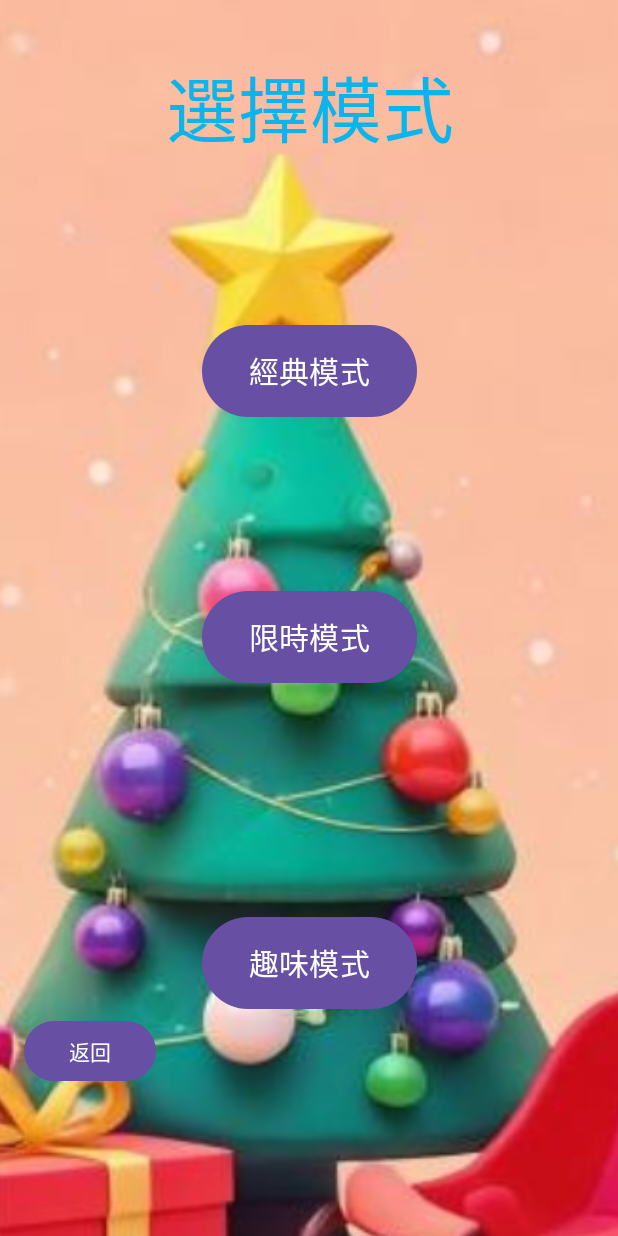
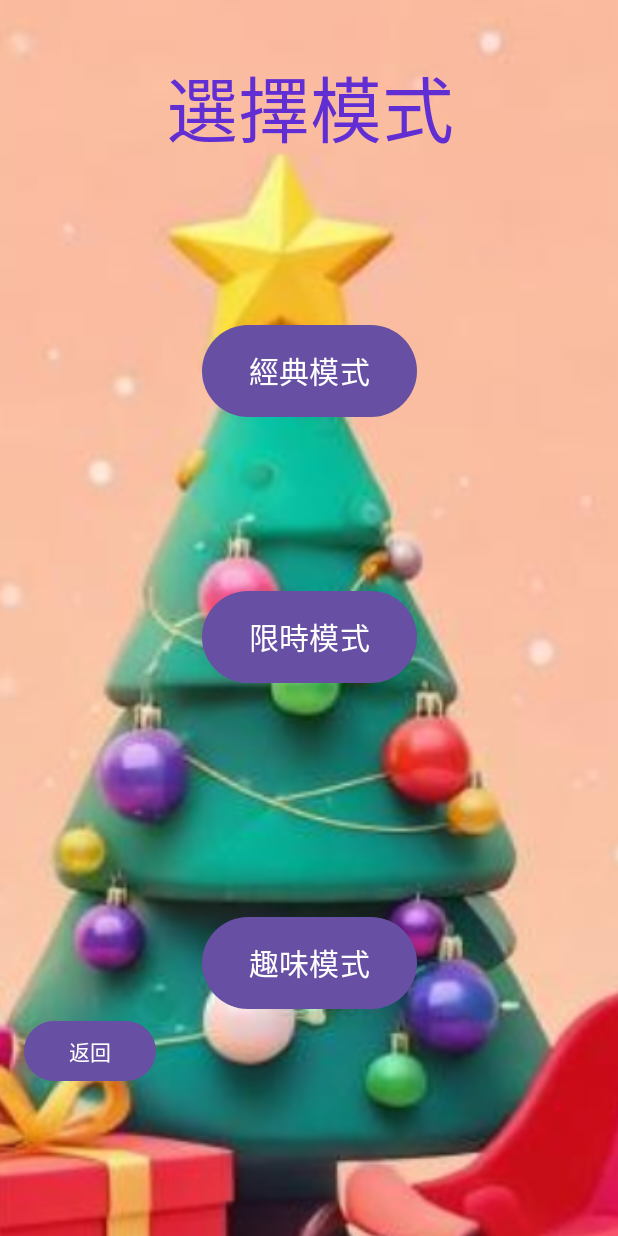
Before and after one commit to tp6u3fu0/coin, an Android app: the ChooseActivity screen opened directly, with no data from a screen before it, on a phone screen of 412 x 824 dp. Run offline under Robolectric (Android 15) with nearby library versions, the phone set to English and light mode, and no system bars.

Commit message:
Update choose.xml

```diff
--- a/app/src/main/res/layout/choose.xml
+++ b/app/src/main/res/layout/choose.xml
@@ -21,7 +21,7 @@
         android:layout_width="wrap_content"
         android:layout_height="wrap_content"
         android:text="選擇模式"
-        android:textColor="#0AB5ED"
+        android:textColor="#612ED3"
         android:textSize="48sp"
         app:layout_constraintBottom_toTopOf="@+id/classicButton"
         app:layout_constraintEnd_toEndOf="parent"
```
